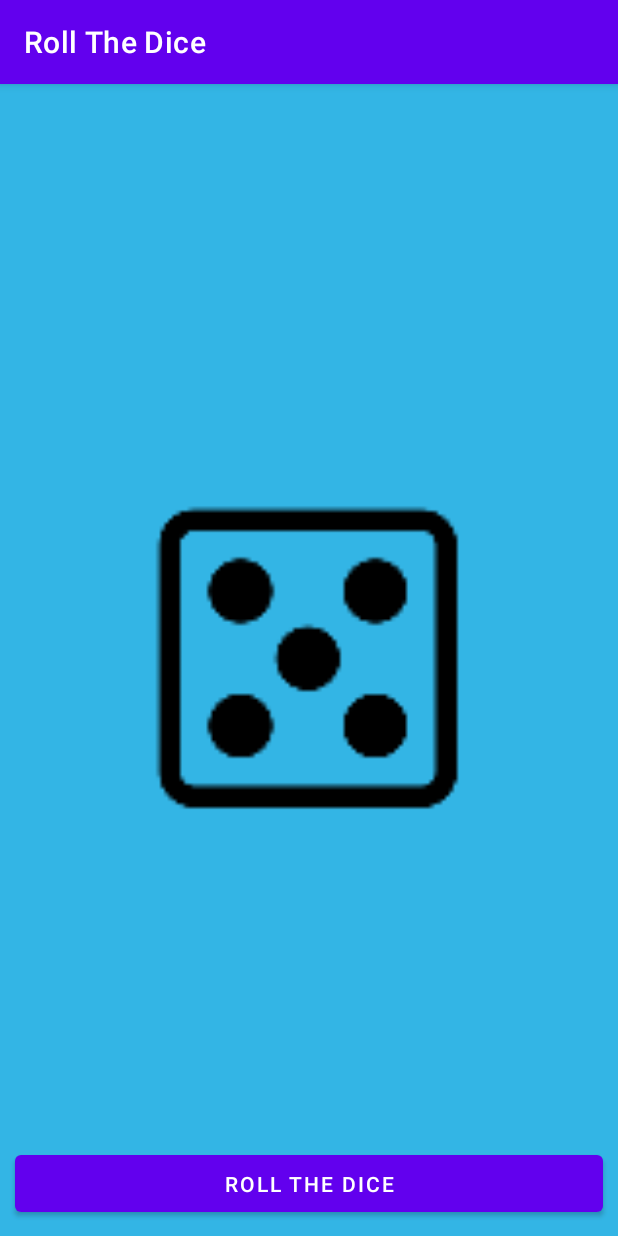
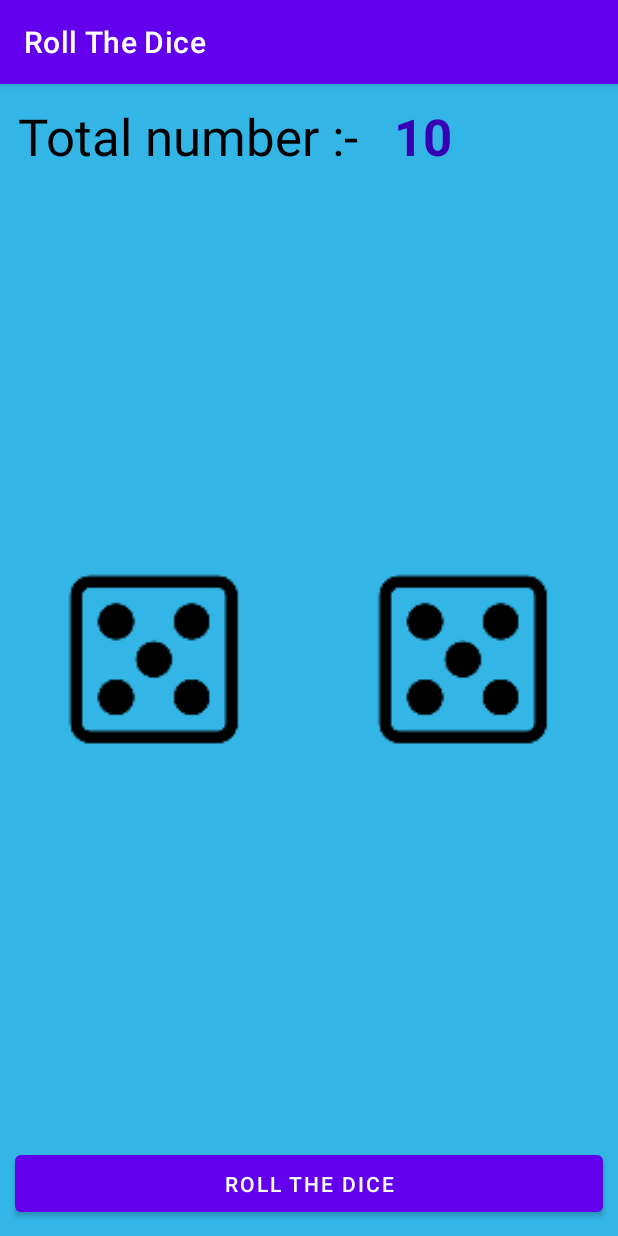
Before and after one commit to Deepak-7564/Roll-The-Dice, an Android app: the screen it shows after launch (MainActivity), after a tap on "ROLL THE DICE", on a phone screen of 412 x 824 dp. Run offline under Robolectric (Android 15) with nearby library versions, the phone set to English and light mode, and no system bars.

Commit message:
Two dices added with total number count. version 1.2

```diff
--- a/app/src/main/java/com/shiva/diceapp/MainActivity.kt
+++ b/app/src/main/java/com/shiva/diceapp/MainActivity.kt
@@ -4,16 +4,21 @@ import androidx.appcompat.app.AppCompatActivity
 import android.os.Bundle
 import android.widget.Button
 import android.widget.ImageView
+import android.widget.TextView
 
 class MainActivity : AppCompatActivity() {
 
     lateinit var diceOneImg : ImageView
+    lateinit var diceTwoImg : ImageView
+    lateinit var totalnumber : TextView
 
     override fun onCreate(savedInstanceState: Bundle?) {
         super.onCreate(savedInstanceState)
         setContentView(R.layout.activity_main)
 
         diceOneImg = findViewById(R.id.diceOne)
+        diceTwoImg = findViewById(R.id.diceTwo)
+        totalnumber = findViewById(R.id.total)
 
         val rollButton = findViewById<Button>(R.id.btn_roll_dice)
 
@@ -26,9 +31,13 @@ class MainActivity : AppCompatActivity() {
 
     fun rollDice() {
 
-        val randomNumber = (1..6).random()
+        val randomNumber1 = (1..6).random()
+        val randomNumber2 = (1..6).random()
+        val totalCaptureResult = randomNumber1 + randomNumber2
 
-        val image = when(randomNumber){
+
+
+        val image1 = when(randomNumber1){
             1 -> R.drawable.dice_1
             2 -> R.drawable.dice_2
             3 -> R.drawable.dice_3
@@ -37,7 +46,21 @@ class MainActivity : AppCompatActivity() {
             6 -> R.drawable.dice_6
             else -> R.drawable.dice_empty
         }
-        diceOneImg.setImageResource(image)
+
+        val image2 = when(randomNumber2){
+            1 -> R.drawable.dice_1
+            2 -> R.drawable.dice_2
+            3 -> R.drawable.dice_3
+            4 -> R.drawable.dice_4
+            5 -> R.drawable.dice_5
+            6 -> R.drawable.dice_6
+            else -> R.drawable.dice_empty
+        }
+
+        diceOneImg.setImageResource(image1)
+        diceTwoImg.setImageResource(image2)
+        //totalnumber.setText(totalCaptureResult)
+        totalnumber.setText(String.format("%d",totalCaptureResult))
 
     }
 }
--- a/app/src/main/res/layout/activity_main.xml
+++ b/app/src/main/res/layout/activity_main.xml
@@ -6,25 +6,69 @@
     android:background="@android:color/holo_blue_light"
     tools:context=".MainActivity">
 
-    <ImageView
-        android:id="@+id/diceOne"
-        android:layout_width="260dp"
-        android:layout_height="283dp"
-        android:layout_centerInParent="true"
-        android:contentDescription="@string/str_img_des"
-        android:src="@drawable/dice_empty"
-        tools:src="@drawable/dice_empty" />
+    <LinearLayout
+        android:layout_width="wrap_content"
+        android:layout_height="wrap_content"
+        android:weightSum="5">
+        <TextView
+            android:layout_width="wrap_content"
+            android:layout_height="wrap_content"
+            android:layout_weight="4"
+            android:padding="@dimen/padding_12"
+            android:text="@string/str_total_txt"
+            android:textSize="34sp"
+            android:textColor="@color/black"/>
+        <TextView
+            android:id="@+id/total"
+            android:layout_width="wrap_content"
+            android:layout_height="wrap_content"
+            android:layout_weight="1"
+            android:textColor="@color/purple_700"
+            android:padding="@dimen/padding_12"
+            android:textSize="34sp"
+            android:textStyle="bold"/>
+    </LinearLayout>
+
+    <LinearLayout
+        android:layout_width="match_parent"
+        android:layout_height="match_parent"
+        android:weightSum="2">
+
+        <ImageView
+            android:id="@+id/diceOne"
+            android:layout_width="match_parent"
+            android:layout_height="match_parent"
+            android:layout_weight="1"
+            android:contentDescription="@string/str_img_desc_one"
+            android:padding="30dp"
+            android:src="@drawable/dice_empty"
+            tools:src="@drawable/dice_3" />
+
+        <ImageView
+            android:id="@+id/diceTwo"
+            android:layout_width="match_parent"
+            android:layout_height="match_parent"
+            android:layout_weight="1"
+            android:contentDescription="@string/str_img_desc_two"
+            android:padding="30dp"
+            android:src="@drawable/dice_empty"
+            tools:src="@drawable/dice_5" />
+
+
+    </LinearLayout>
+
+
+
 
     <Button
         android:id="@+id/btn_roll_dice"
         android:layout_width="match_parent"
         android:layout_height="50dp"
         android:layout_alignParentBottom="true"
-        android:layout_margin="10dp"
-        android:layout_marginStart="8dp"
-        android:layout_marginTop="8dp"
-        android:layout_marginEnd="8dp"
-        android:layout_marginBottom="8dp"
+        android:layout_marginStart="10dp"
+        android:layout_marginTop="10dp"
+        android:layout_marginEnd="10dp"
+        android:layout_marginBottom="10dp"
 
         android:text="@string/str_roll" />
 
--- /dev/null
+++ b/app/src/main/res/values/dimens.xml
@@ -0,0 +1,5 @@
+<?xml version="1.0" encoding="utf-8"?>
+<resources>
+    <dimen name="padding_eight">8dp</dimen>
+    <dimen name="padding_12">12dp</dimen>
+</resources>
--- a/app/src/main/res/values/strings.xml
+++ b/app/src/main/res/values/strings.xml
@@ -2,7 +2,11 @@
     <string name="app_name">Roll The Dice</string>
     <string name="str_one">1</string>
     <string name="str_roll">Roll The Dice</string>
-    <string name="str_img_des">This is image of dice</string>
+    <string name="str_img_desc_one">This is image of dice</string>
+    <string name="str_img_desc_two">This is image of dice</string>
+
+    <string name="str_total_txt">Total number :-    </string>
+
 
 
 </resources>
```
